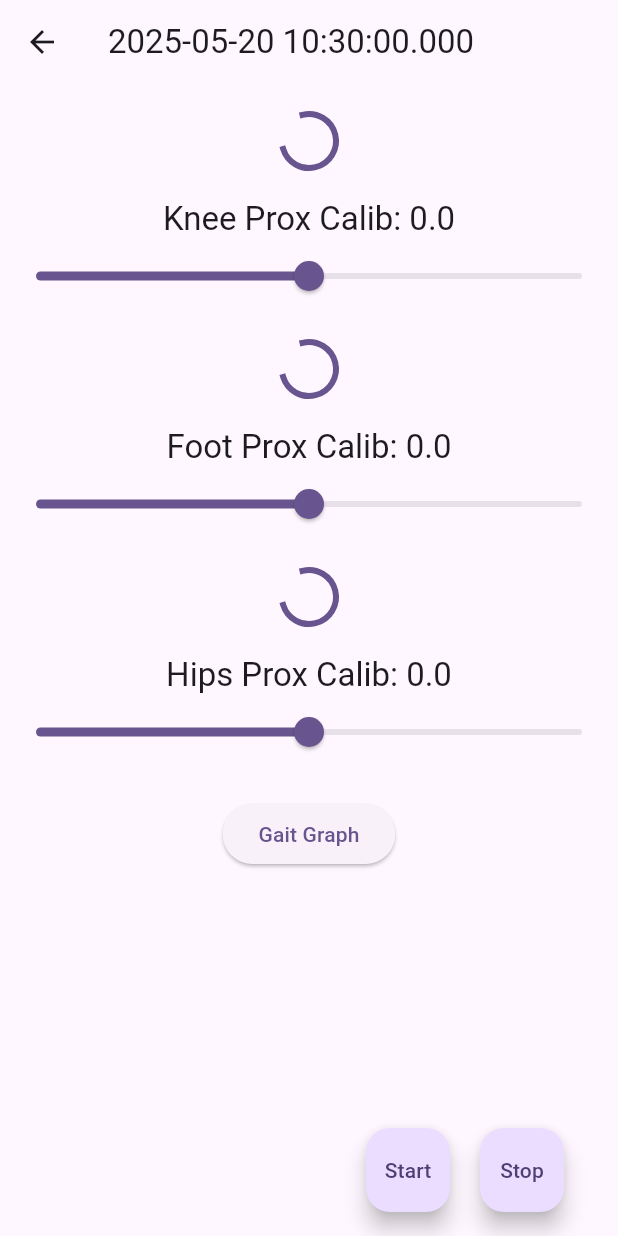
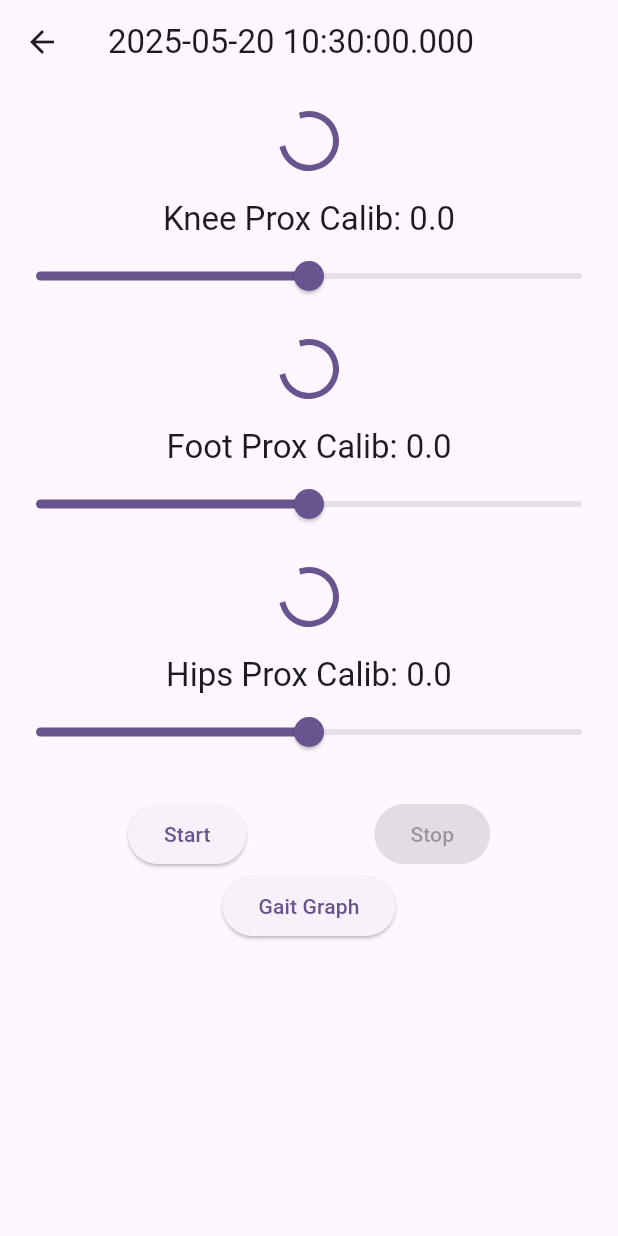
Before and after one commit to iyaiyayohhh/SawtoothFlutter, a Flutter app: the CalibrationPageScreen screen opened directly, on a phone screen of 412 x 824 dp. Run offline on Flutter 3.47's test engine with Material 3 defaults, Android fonts, the phone set to English and light mode, and no system bars; our stand-ins replace fl_chart; missing offline and left inert: equations, flutter_reactive_ble, scidart; statements that could not run were skipped.

Commit message:
change buttons

```diff
--- a/stepgear_ble_test/lib/ble_calibration.dart
+++ b/stepgear_ble_test/lib/ble_calibration.dart
@@ -343,6 +343,19 @@ class _CalibrationPageScreenState extends State<CalibrationPageScreen> {
               height: 20,
               width: 20,
             ),
+            Row(
+              mainAxisAlignment: MainAxisAlignment.spaceEvenly,
+              children: [
+                ElevatedButton(
+                  onPressed: _isRunning ? null : _startGeneratingData,
+                  child: const Text('Start'),
+                ),
+                ElevatedButton(
+                  onPressed: _isRunning ? _stopGeneratingData : null,
+                  child: const Text('Stop'),
+                ),
+              ],
+            ),
             ElevatedButton(
                 onPressed: () {
                   Navigator.push(
@@ -357,7 +370,6 @@ class _CalibrationPageScreenState extends State<CalibrationPageScreen> {
                 },
                 child: const Text('Gait Graph')),
 
-
             /*
             ElevatedButton(
                 onPressed: () {
@@ -369,21 +381,6 @@ class _CalibrationPageScreenState extends State<CalibrationPageScreen> {
           ],
         ),
       ),
-      floatingActionButton: Row(
-        mainAxisAlignment: MainAxisAlignment.end,
-        children: [
-          FloatingActionButton(
-            onPressed: _isRunning ? null : _startGeneratingData,
-            child: const Text('Start'),
-          ),
-          const SizedBox(width: 20),
-          FloatingActionButton(
-            onPressed: _isRunning ? _stopGeneratingData : null,
-            child: const Text('Stop'),
-          ),
-          const SizedBox(width: 20),
-        ],
-      ),
     );
   }
 }
```
Also changed, not shown: stepgear_ble_test/lib/ble_graph.dart (+5 -2 lines).
